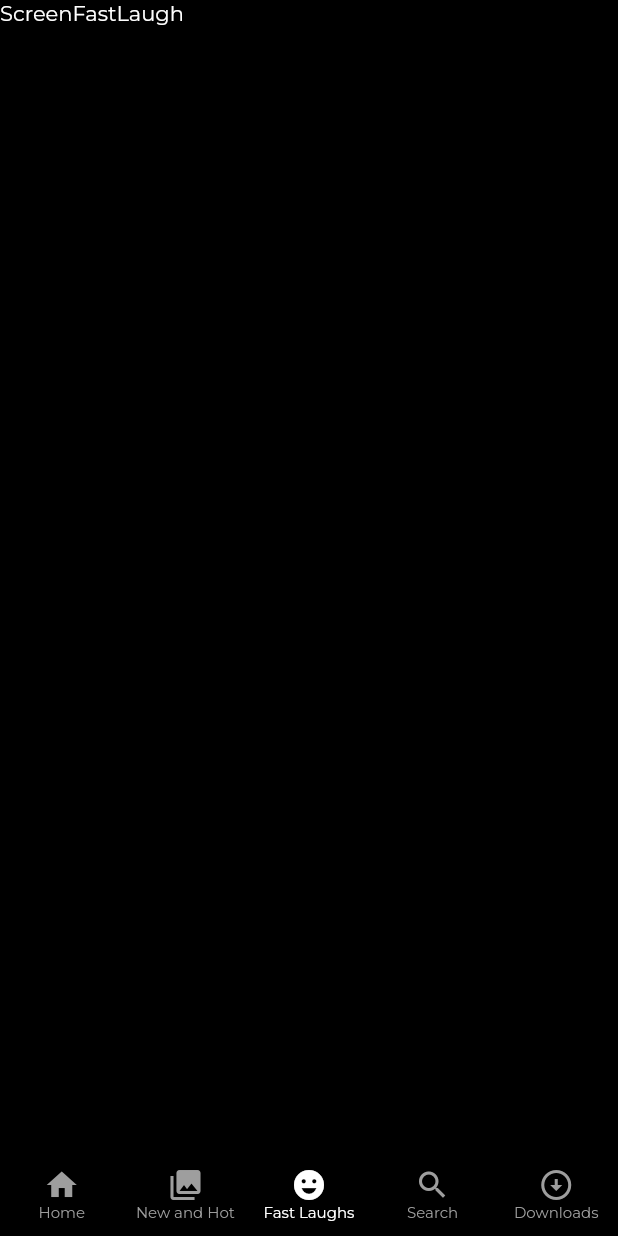
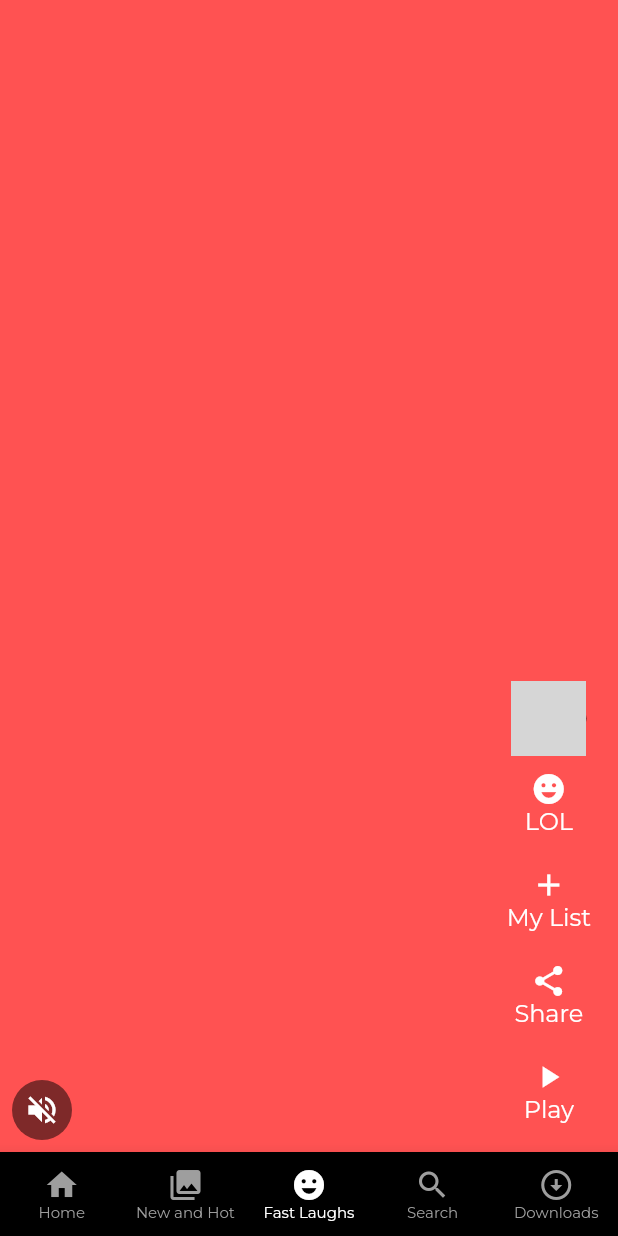
Before and after one commit to Vineeth-Kolichal/Netflix-UI-and-API-integration-TMDB, a Flutter app: the screen it shows after launch, item 3 of the bottom bar chosen, on a phone screen of 412 x 824 dp. Run offline on Flutter 3.47's test engine with Material 2 defaults, Android fonts, the phone set to English and light mode, and no system bars; our stand-ins replace google_fonts; network calls fail; grey boxes are pictures that could not be loaded.

Commit message:
search screen, fast laugh, home Ui Completed

```diff
--- a/lib/core/constants.dart
+++ b/lib/core/constants.dart
@@ -6,3 +6,7 @@ const kWidth = SizedBox(
 const kHeight = SizedBox(
   height: 10,
 );
+const kHeight20 = SizedBox(
+  height: 20,
+);
+BorderRadiusGeometry kborderRadius = BorderRadius.circular(10);
--- a/lib/presentation/fast_laugh/screen_fast_laugh.dart
+++ b/lib/presentation/fast_laugh/screen_fast_laugh.dart
@@ -1,4 +1,5 @@
 import 'package:flutter/material.dart';
+import 'package:netflix/presentation/fast_laugh/widget/video_list_item.dart';
 
 class ScreenFastLaugh extends StatelessWidget {
   const ScreenFastLaugh({super.key});
@@ -6,7 +7,14 @@ class ScreenFastLaugh extends StatelessWidget {
   @override
   Widget build(BuildContext context) {
     return Scaffold(
-      body: Text('ScreenFastLaugh'),
-    );
+        body: SafeArea(
+            child: PageView(
+      scrollDirection: Axis.vertical,
+      children: List.generate(10, (index) {
+        return VideoListItem(
+          index: index,
+        );
+      }),
+    )));
   }
 }
--- /dev/null
+++ b/lib/presentation/fast_laugh/widget/video_list_item.dart
@@ -0,0 +1,85 @@
+import 'package:flutter/cupertino.dart';
+import 'package:flutter/material.dart';
+import 'package:flutter/src/widgets/framework.dart';
+import 'package:flutter/src/widgets/placeholder.dart';
+import 'package:netflix/core/colors.dart';
+import 'package:netflix/core/constants.dart';
+
+class VideoListItem extends StatelessWidget {
+  const VideoListItem({super.key, required this.index});
+  final int index;
+
+  @override
+  Widget build(BuildContext context) {
+    return Stack(
+      children: [
+        Container(
+          color: Colors.accents[index % Colors.accents.length],
+        ),
+        Align(
+          alignment: Alignment.bottomCenter,
+          child: Padding(
+            padding: const EdgeInsets.all(8.0),
+            child: Row(
+              crossAxisAlignment: CrossAxisAlignment.end,
+              mainAxisAlignment: MainAxisAlignment.spaceBetween,
+              children: [
+                //left side items
+                CircleAvatar(
+                  backgroundColor: Color.fromARGB(129, 0, 0, 0),
+                  child: IconButton(
+                    onPressed: () {},
+                    icon: Icon(
+                      Icons.volume_off,
+                      color: kWhiteColor,
+                    ),
+                  ),
+                ),
+
+                //right
+                Column(
+                  mainAxisAlignment: MainAxisAlignment.end,
+                  children: [
+                    CircleAvatar(
+                      radius: 25,
+                      backgroundImage: NetworkImage(
+                          'https://www.themoviedb.org/t/p/w220_and_h330_face/dP1Xoc3X76Q97OUCpQTN9hftUST.jpg'),
+                    ),
+                    VideoActions(title: 'LOL', icon: Icons.emoji_emotions),
+                    VideoActions(title: 'My List', icon: Icons.add),
+                    VideoActions(title: 'Share', icon: Icons.share),
+                    VideoActions(title: 'Play', icon: Icons.play_arrow)
+                  ],
+                )
+              ],
+            ),
+          ),
+        )
+      ],
+    );
+  }
+}
+
+class VideoActions extends StatelessWidget {
+  final String title;
+  final IconData icon;
+  const VideoActions({super.key, required this.title, required this.icon});
+
+  @override
+  Widget build(BuildContext context) {
+    return Padding(
+      padding: const EdgeInsets.symmetric(vertical: 10, horizontal: 10),
+      child: Column(
+        children: [
+          Icon(
+            icon,
+          ),
+          Text(
+            title,
+            style: TextStyle(fontSize: 16),
+          ),
+        ],
+      ),
+    );
+  }
+}
```
Also changed, not shown: lib/presentation/home/screen_home.dart (+18 -1 lines), lib/presentation/home/widgets/titleWithCardWidget.dart (added, +59 -0 lines), lib/presentation/home/widgets/topTenTitleWithCard.dart (added, +59 -0 lines), lib/presentation/search/screen_search.dart (+20 -1 lines), lib/presentation/search/widgets/search_idle.dart (added, +72 -0 lines), lib/presentation/search/widgets/search_result.dart (added, +51 -0 lines), lib/presentation/search/widgets/search_title_widget.dart (added, +19 -0 lines), lib/presentation/widgets/main_title_widget.dart (added, +19 -0 lines), pubspec.yaml (+1 -6 lines), pubspec.lock, 1 other file.
